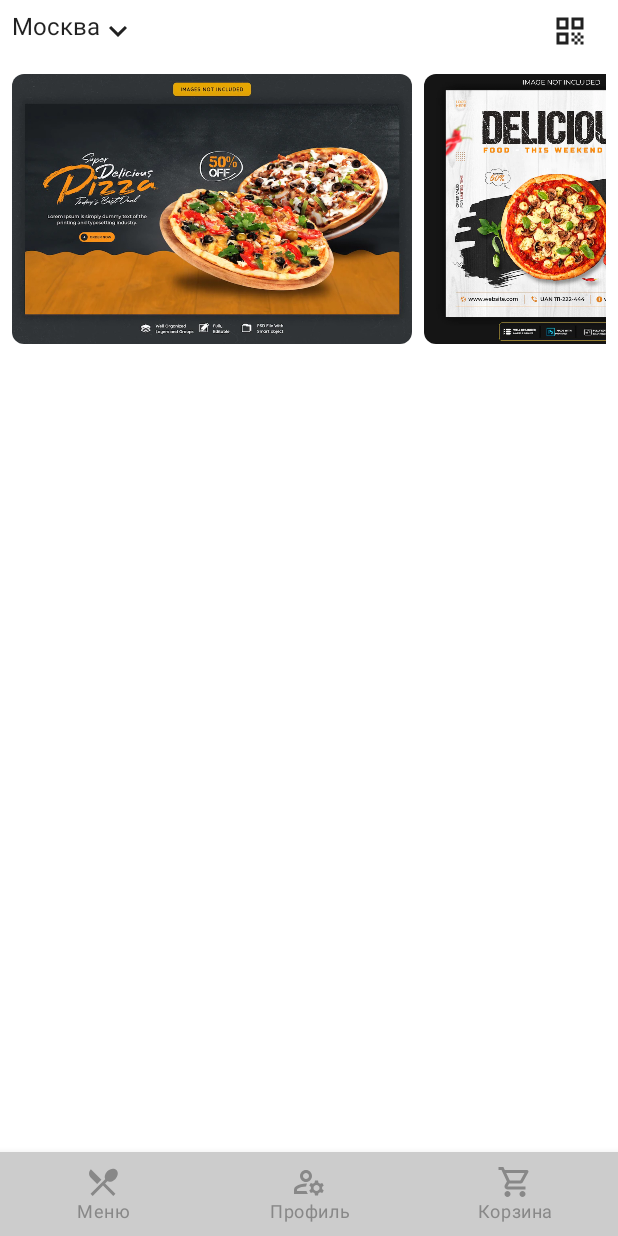
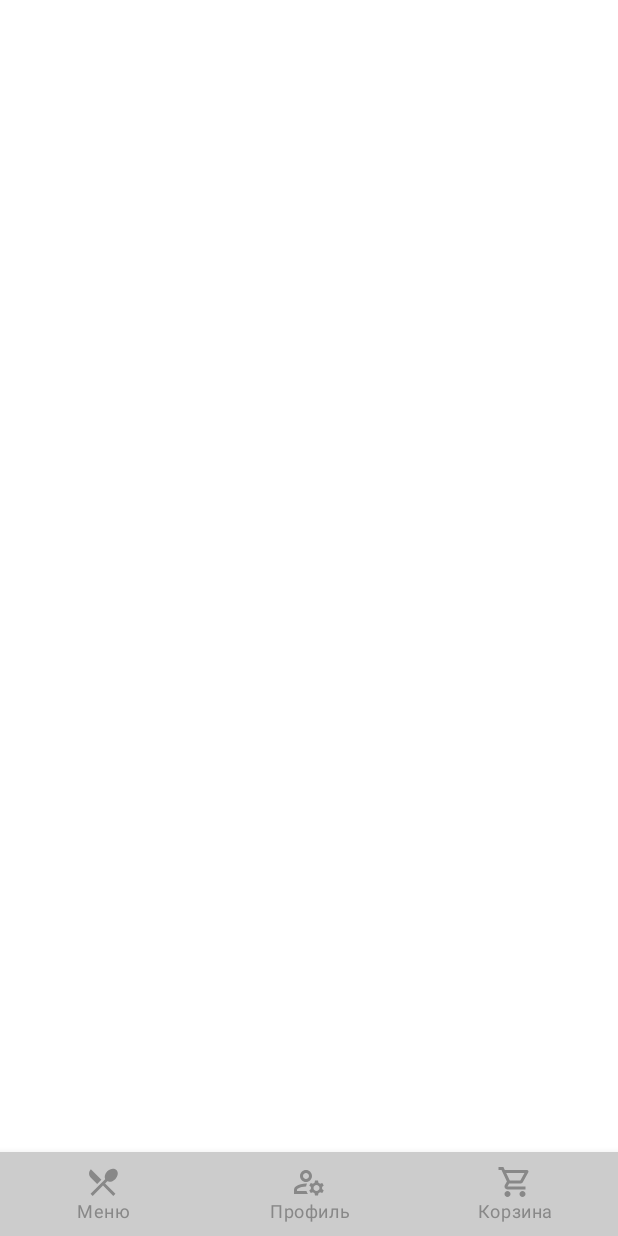
Before and after one commit to bytezeroone/FoodSupply, an Android app built with Jetpack Compose: the screen it shows after launch (MainActivity), item 3 of the bottom bar chosen, on a phone screen of 412 x 824 dp. Run offline under Robolectric (Android 15) with nearby library versions, the phone set to English and light mode, and no system bars; our stand-ins replace Dagger/Hilt's generated code.

Commit message:
refactor adding screens

```diff
--- a/app/src/main/java/com/bytezeroone/foodsupply/navigation/nav_graph/BottomNavGraph.kt
+++ b/app/src/main/java/com/bytezeroone/foodsupply/navigation/nav_graph/BottomNavGraph.kt
@@ -4,7 +4,9 @@ import androidx.navigation.NavController
 import androidx.navigation.NavGraphBuilder
 import androidx.navigation.compose.composable
 import com.bytezeroone.foodsupply.navigation.BottomRoutes
+import com.bytezeroone.foodsupply.presentation.cart_screen.CartScreen
 import com.bytezeroone.foodsupply.presentation.front_page.FrontPageScreen
+import com.bytezeroone.foodsupply.presentation.profile_screen.ProfileScreen
 
 
 fun NavGraphBuilder.bottomNavGraph(
@@ -15,10 +17,10 @@ fun NavGraphBuilder.bottomNavGraph(
     }
 
     composable(BottomRoutes.Profile.route) {
-
+        ProfileScreen(navController)
     }
 
     composable(BottomRoutes.Cart.route) {
-
+        CartScreen(navController)
     }
 }
--- a/app/src/main/java/com/bytezeroone/foodsupply/presentation/BottomBar.kt
+++ b/app/src/main/java/com/bytezeroone/foodsupply/presentation/BottomBar.kt
@@ -5,15 +5,18 @@ import androidx.compose.material.BottomNavigationItem
 import androidx.compose.material.Icon
 import androidx.compose.material.Text
 import androidx.compose.runtime.Composable
+import androidx.compose.runtime.getValue
 import androidx.compose.ui.graphics.Color
 import androidx.compose.ui.tooling.preview.Preview
 import androidx.navigation.NavController
+import androidx.navigation.compose.currentBackStackEntryAsState
 import com.bytezeroone.foodsupply.navigation.BottomRoutes
 
 @Composable
 fun BottomBar(
     navController: NavController,
 ) {
+    var selectedColor = Color.Gray
     val screens = listOf(
         BottomRoutes.Home,
         BottomRoutes.Profile,
@@ -24,8 +27,6 @@ fun BottomBar(
         contentColor = Color.Red
     ) {
         screens.forEach { screen ->
-            //val navBackStackEntry by navController.currentBackStackEntryAsState()
-            //val currentRoute = navBackStackEntry?.arguments?.getString(KEY_ROUTE)
             BottomNavigationItem(
                 icon = {
                     Icon(
@@ -36,15 +37,15 @@ fun BottomBar(
                 label = {
                     Text(text = screen.label)
                 },
-                selectedContentColor = Color.Red,
-                unselectedContentColor = Color.Gray,
+                selectedContentColor = selectedColor,
+                unselectedContentColor = selectedColor,
                 alwaysShowLabel = true,
                 selected = false,
                 onClick = {
-                    /*navController.navigate(screen.route) {
-                        //popUpToId = navController.graph.startDestinationId
-                        //launchSingleTop = true
-                    }*/
+                    navController.navigate(screen.route) {
+                        //aunchSingleTop = true
+                    }
+                    selectedColor = Color.Red
                 }
             )
         }
--- /dev/null
+++ b/app/src/main/java/com/bytezeroone/foodsupply/presentation/cart_screen/CartScreen.kt
@@ -0,0 +1,17 @@
+package com.bytezeroone.foodsupply.presentation.cart_screen
+
+import androidx.compose.material.Scaffold
+import androidx.compose.runtime.Composable
+import androidx.navigation.NavController
+import com.bytezeroone.foodsupply.presentation.BottomBar
+
+@Composable
+fun CartScreen(
+    navController: NavController
+) {
+    Scaffold(
+        bottomBar = { BottomBar(navController = navController)}
+    ) {
+
+    }
+}
--- /dev/null
+++ b/app/src/main/java/com/bytezeroone/foodsupply/presentation/profile_screen/ProfileScreen.kt
@@ -0,0 +1,15 @@
+package com.bytezeroone.foodsupply.presentation.profile_screen
+
+import androidx.compose.material.Scaffold
+import androidx.compose.runtime.Composable
+import androidx.navigation.NavController
+import com.bytezeroone.foodsupply.presentation.BottomBar
+
+@Composable
+fun ProfileScreen(navController: NavController) {
+    Scaffold(
+        bottomBar = { BottomBar(navController = navController) }
+    ) {
+
+    }
+}
```
